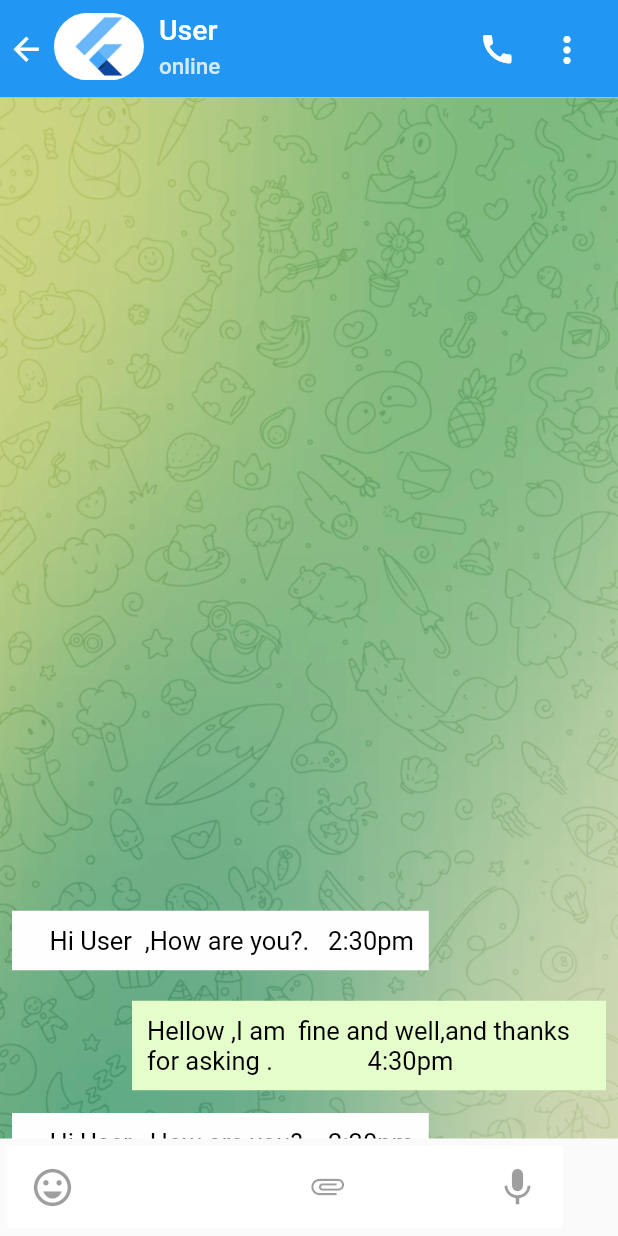
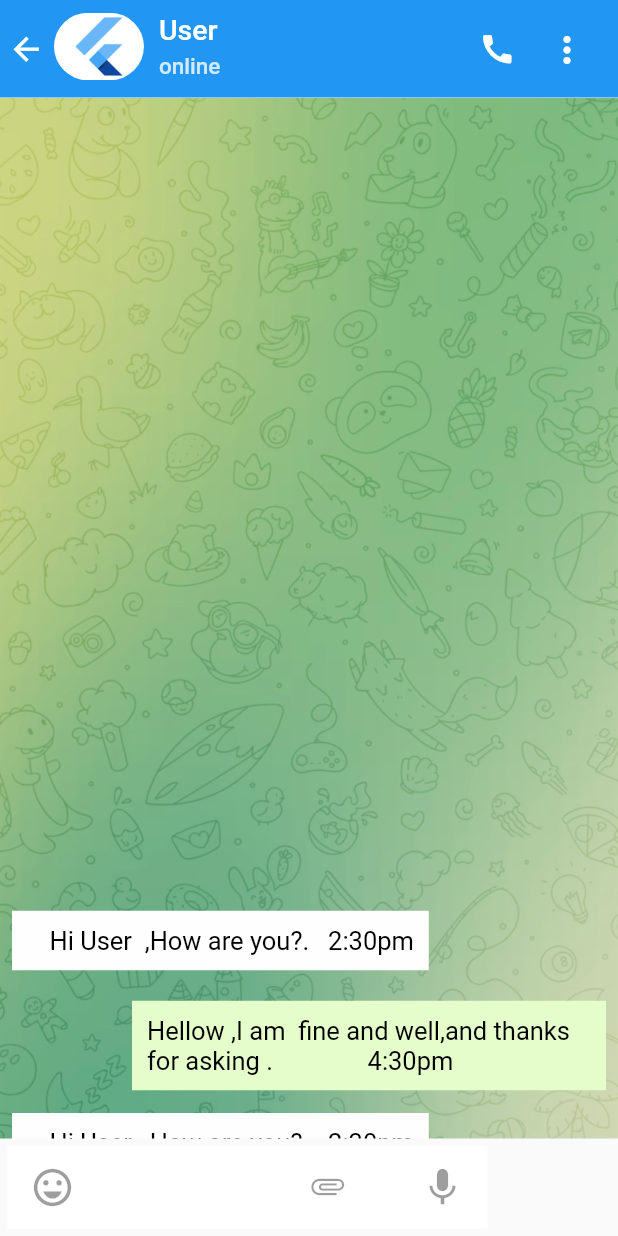
Before and after one commit to hilbeen0/telegramclone, a Flutter app: the ChatPage screen opened by its route, on a phone screen of 412 x 824 dp. Run offline on Flutter 3.47's test engine with Material 2 defaults, Android fonts, the light colour scheme and no system bars; missing offline and left inert: custom_clippers, dart:ffi.

Commit message:
change bottom

```diff
--- a/lib/Nidar/ChatBottomBr.dart
+++ b/lib/Nidar/ChatBottomBr.dart
@@ -39,7 +39,7 @@ class ChatBottomBr extends StatelessWidget{
 
                 ),
 
-                SizedBox(width:100,),
+                SizedBox(width:50,),
                 Icon(Icons.mic,
                 color: Colors.black38,
                 size: 30,
```
